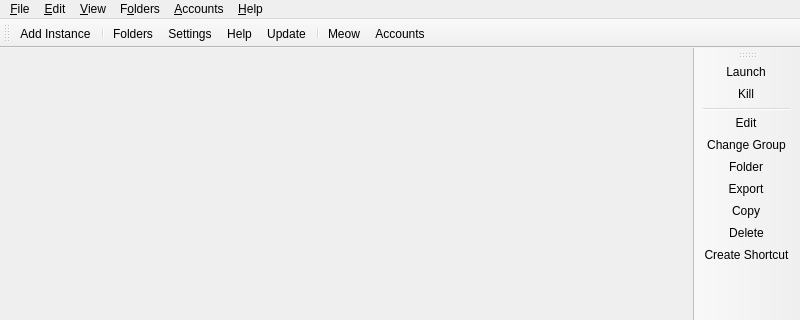
Above: launcher/ui/MainWindow.ui from tacobellerontop-sudo/scaleri before the change; both pictures show x 0 to 800 and y 0 to 320 of the 800 by 600 pixel window. Below: the same form after it.
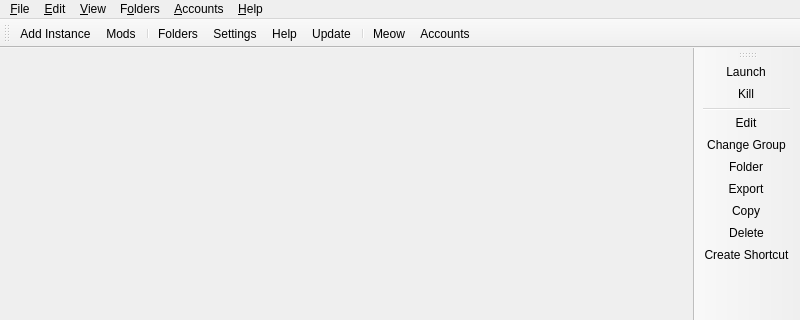
That is the form after the change. Icons and pictures are not drawn. Custom widgets are drawn as their Qt base class.

The edit to the form file:
```diff
--- a/launcher/ui/MainWindow.ui
+++ b/launcher/ui/MainWindow.ui
@@ -50,6 +50,7 @@
     <bool>false</bool>
    </attribute>
    <addaction name="actionAddInstance"/>
+   <addaction name="actionMods"/>
    <addaction name="separator"/>
    <addaction name="actionFoldersButton"/>
    <addaction name="actionSettings"/>
@@ -294,6 +295,17 @@
     <string>Add a new instance.</string>
    </property>
   </action>
+  <action name="actionMods">
+   <property name="icon">
+    <iconset theme="loadermods"/>
+   </property>
+   <property name="text">
+    <string>&amp;Mods...</string>
+   </property>
+   <property name="toolTip">
+    <string>Browse mods from Modrinth and CurseForge and add them to one or more profiles.</string>
+   </property>
+  </action>
   <action name="actionCheckUpdate">
    <property name="icon">
     <iconset theme="checkupdate"/>
```
Left out of the diff: 1 changed line with no effect on the pictures.
